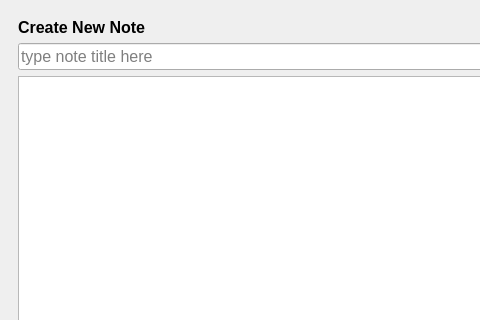
This is CloudNote/mainwindow.ui in HasiruNMP/CloudNote as Qt 5 draws it before an edit; both pictures show x 0 to 480 and y 0 to 320 of the 846 by 671 pixel window. The edited form follows.
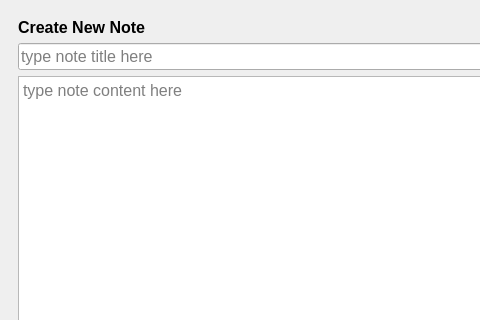
This is the edited form. The open tabs and pages were chosen to show the change.

```diff
--- a/CloudNote/mainwindow.ui
+++ b/CloudNote/mainwindow.ui
@@ -930,6 +930,9 @@
               <pointsize>12</pointsize>
              </font>
             </property>
+            <property name="placeholderText">
+             <string>type note content here</string>
+            </property>
            </widget>
           </item>
          </layout>
```
Left out of the diff: 2 changed lines with no effect on the pictures.
